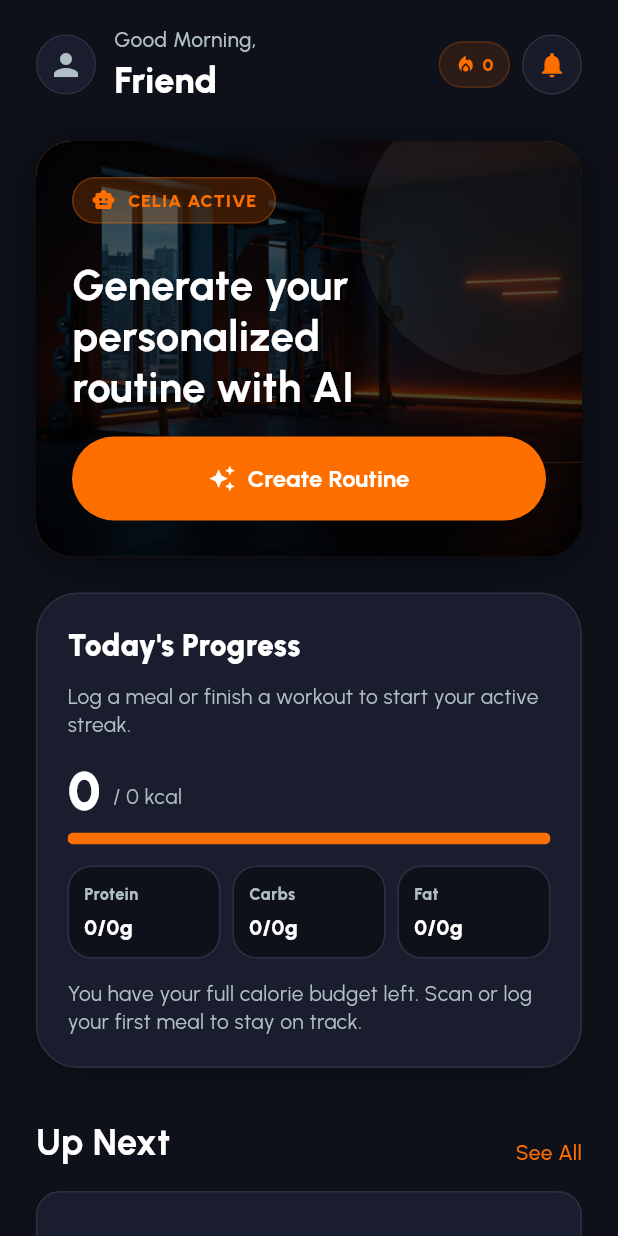
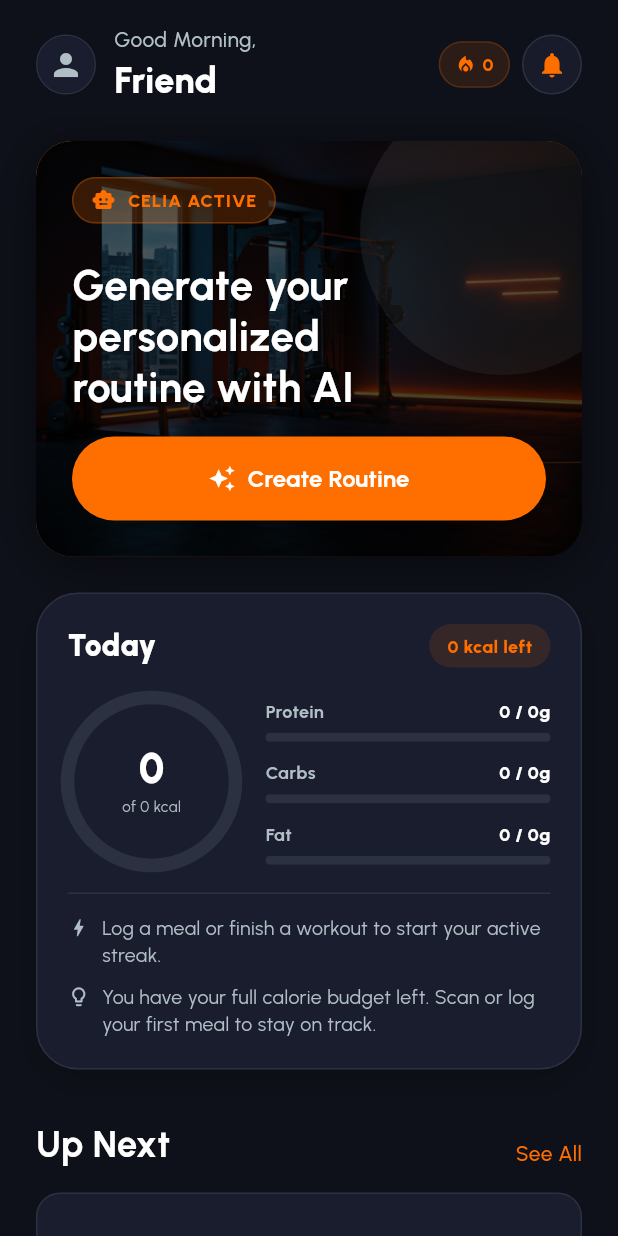
Before and after one commit to krixx646/celiia_Flutter, a Flutter app: the HomeScreen screen opened directly, on a phone screen of 412 x 824 dp. Run offline on Flutter 3.47's test engine with Material 3 defaults, Android fonts, the phone set to English and light mode, and no system bars; our stand-ins replace camera, chewie, cloud_firestore, firebase_auth, firebase_core, firebase_storage and 9 more; missing offline and left inert: firebase_app_check; accounts and stored records are empty.

Commit message:
Send repeat requests to the routine they already have
Generating the same workout twice left two identical routines in the
library, with nothing to say which one to open. Both creation paths (the
Create Routine sheet and Celia's create_routine tool) now compare the
exercise sequence against the routines the user can already reach and
hand back the original instead of storing a copy. Their own routines are
checked before the shared library, and older before newer, so a repeat
always lands on the first one rather than on a later copy.

Titles, cues and per-step seconds are excluded from the comparison: two
generations of one request differ in those constantly while being the
same session to perform.

Also reworks the two surfaces those numbers feed into. Today's Progress
reads as a calorie ring with macro bars beside it rather than a column of
fractions, and the profile stat row keeps its three columns aligned when
a label wraps.

Co-authored-by: Cursor <cursoragent@cursor.com>

```diff
--- a/lib/models/routine.dart
+++ b/lib/models/routine.dart
@@ -180,3 +180,12 @@ class UserRoutine {
 
   Map<String, dynamic> toJson() => _$UserRoutineToJson(this);
 }
+
+/// What came back from asking the backend for a routine: either a new one, or
+/// the original it pointed us at because that exact sequence already existed.
+class GeneratedRoutine {
+  const GeneratedRoutine({required this.routine, required this.alreadyExisted});
+
+  final Routine routine;
+  final bool alreadyExisted;
+}
--- a/lib/screens/home/home_screen.dart
+++ b/lib/screens/home/home_screen.dart
@@ -9,6 +9,7 @@ import '../../providers/theme_provider.dart';
 import '../../services/routine_thumbnail_resolver.dart';
 import '../../services/supabase_service.dart';
 import '../../utils/progress.dart';
+import '../../widgets/daily_progress_card.dart';
 import '../../widgets/generate_routine_sheet.dart';
 import '../routines/routine_detail_screen.dart';
 import '../routines/routine_player_screen.dart';
@@ -69,12 +70,7 @@ class _HomeScreenState extends State<HomeScreen> {
         child: Column(
           children: [
             // TopAppBar
-            _buildHeader(
-              theme,
-              userName,
-              user?.photoURL,
-              streakStats.streak,
-            ),
+            _buildHeader(theme, userName, user?.photoURL, streakStats.streak),
 
             // Main Content
             Expanded(
@@ -86,7 +82,10 @@ class _HomeScreenState extends State<HomeScreen> {
                     const SizedBox(height: 16),
                     _buildHeroSection(theme),
                     const SizedBox(height: 24),
-                    _buildDailyDashboard(theme, tracker, streakStats),
+                    DailyProgressCard(
+                      tracker: tracker,
+                      streakStats: streakStats,
+                    ),
                     const SizedBox(height: 32),
 
                     // Up Next Section
@@ -246,164 +245,6 @@ class _HomeScreenState extends State<HomeScreen> {
                 errorBuilder: (_, __, ___) => fallback,
               )
             : fallback,
-      ),
-    );
-  }
-
-  Widget _buildDailyDashboard(
-    ThemeProvider theme,
-    NutritionTrackerProvider tracker,
-    ActiveStreakStats streakStats,
-  ) {
-    final profile = tracker.profile;
-
-    return Container(
-      padding: const EdgeInsets.all(20),
-      decoration: BoxDecoration(
-        color: theme.surface,
-        borderRadius: BorderRadius.circular(28),
-        border: Border.all(color: theme.border),
-        boxShadow: [
-          BoxShadow(
-            color: Colors.black.withValues(
-              alpha: theme.isDarkMode ? 0.18 : 0.06,
-            ),
-            blurRadius: 20,
-            offset: const Offset(0, 8),
-          ),
-        ],
-      ),
-      child: Column(
-        crossAxisAlignment: CrossAxisAlignment.start,
-        children: [
-          Text(
-            'Today\'s Progress',
-            style: TextStyle(
-              color: theme.textPrimary,
-              fontSize: 20,
-              fontWeight: FontWeight.w900,
-            ),
-          ),
-          const SizedBox(height: 10),
-          Text(
-            buildStreakNudge(streakStats),
-            style: TextStyle(color: theme.textSecondary, height: 1.35),
-          ),
-          const SizedBox(height: 16),
-          if (profile == null)
-            Text(
-              'Set your nutrition goals to unlock calorie and macro tracking.',
-              style: TextStyle(color: theme.textSecondary, height: 1.4),
-            )
-          else ...[
-            Row(
-              crossAxisAlignment: CrossAxisAlignment.end,
-              children: [
-                Text(
-                  tracker.todayCalories.round().toString(),
-                  style: TextStyle(
-                    color: theme.textPrimary,
-                    fontSize: 36,
-                    fontWeight: FontWeight.w900,
-                    height: 1,
-                  ),
-                ),
-                const SizedBox(width: 8),
-                Padding(
-                  padding: const EdgeInsets.only(bottom: 4),
-                  child: Text(
-                    '/ ${profile.dailyCalories.round()} kcal',
-                    style: TextStyle(color: theme.textSecondary),
-                  ),
-                ),
-              ],
-            ),
-            const SizedBox(height: 10),
-            ClipRRect(
-              borderRadius: BorderRadius.circular(999),
-              child: LinearProgressIndicator(
-                minHeight: 8,
-                value: (tracker.todayCalories / profile.dailyCalories).clamp(
-                  0,
-                  1,
-                ),
-                backgroundColor: theme.border,
-                color: theme.accentOrange,
-              ),
-            ),
-            const SizedBox(height: 14),
-            Row(
-              children: [
-                _buildDashboardMacro(
-                  theme,
-                  'Protein',
-                  tracker.todayProtein,
-                  profile.dailyProteinGrams,
-                ),
-                const SizedBox(width: 8),
-                _buildDashboardMacro(
-                  theme,
-                  'Carbs',
-                  tracker.todayCarbs,
-                  profile.dailyCarbsGrams,
-                ),
-                const SizedBox(width: 8),
-                _buildDashboardMacro(
-                  theme,
-                  'Fat',
-                  tracker.todayFat,
-                  profile.dailyFatGrams,
-                ),
-              ],
-            ),
-            if (tracker.todayInsight != null) ...[
-              const SizedBox(height: 14),
-              Text(
-                tracker.todayInsight!.message,
-                style: TextStyle(color: theme.textSecondary, height: 1.35),
-              ),
-            ],
-          ],
-        ],
-      ),
-    );
-  }
-
-  Widget _buildDashboardMacro(
-    ThemeProvider theme,
-    String label,
-    double consumed,
-    double target,
-  ) {
-    return Expanded(
-      child: Container(
-        padding: const EdgeInsets.symmetric(horizontal: 10, vertical: 10),
-        decoration: BoxDecoration(
-          color: theme.background,
-          borderRadius: BorderRadius.circular(16),
-          border: Border.all(color: theme.border),
-        ),
-        child: Column(
-          crossAxisAlignment: CrossAxisAlignment.start,
-          children: [
-            Text(
-              label,
-              style: TextStyle(
-                color: theme.textSecondary,
-                fontSize: 11,
-                fontWeight: FontWeight.w800,
-              ),
-            ),
-            const SizedBox(height: 4),
-            Text(
-              '${consumed.round()}/${target.round()}g',
-              style: TextStyle(
-                color: theme.textPrimary,
-                fontWeight: FontWeight.w800,
-              ),
-            ),
-          ],
-        ),
       ),
     );
   }
--- /dev/null
+++ b/lib/widgets/daily_progress_card.dart
@@ -0,0 +1,314 @@
+import 'package:flutter/material.dart';
+import 'package:provider/provider.dart';
+
+import '../providers/nutrition_tracker_provider.dart';
+import '../providers/theme_provider.dart';
+import '../utils/progress.dart';
+
+/// Today's eating and activity at a glance: how far through the calorie budget
+/// the user is, how the macros are tracking against it, and the one line of
+/// coaching that is worth reading right now.
+class DailyProgressCard extends StatelessWidget {
+  const DailyProgressCard({
+    super.key,
+    required this.tracker,
+    required this.streakStats,
+  });
+
+  final NutritionTrackerProvider tracker;
+  final ActiveStreakStats streakStats;
+
+  @override
+  Widget build(BuildContext context) {
+    final theme = context.watch<ThemeProvider>();
+    final profile = tracker.profile;
+    final insight = tracker.todayInsight;
+
+    return Container(
+      padding: const EdgeInsets.all(20),
+      decoration: BoxDecoration(
+        color: theme.surface,
+        borderRadius: BorderRadius.circular(28),
+        border: Border.all(color: theme.border),
+        boxShadow: [
+          BoxShadow(
+            color: Colors.black.withValues(
+              alpha: theme.isDarkMode ? 0.18 : 0.06,
+            ),
+            blurRadius: 20,
+            offset: const Offset(0, 8),
+          ),
+        ],
+      ),
+      child: Column(
+        crossAxisAlignment: CrossAxisAlignment.start,
+        children: [
+          Row(
+            children: [
+              Expanded(
+                child: Text(
+                  'Today',
+                  style: TextStyle(
+                    color: theme.textPrimary,
+                    fontSize: 20,
+                    fontWeight: FontWeight.w900,
+                  ),
+                ),
+              ),
+              if (profile != null)
+                _BudgetPill(
+                  consumed: tracker.todayCalories,
+                  target: profile.dailyCalories,
+                ),
+            ],
+          ),
+          if (profile == null) ...[
+            const SizedBox(height: 14),
+            Text(
+              'Set your nutrition goals to unlock calorie and macro tracking.',
+              style: TextStyle(color: theme.textSecondary, height: 1.4),
+            ),
+          ] else ...[
+            const SizedBox(height: 20),
+            Row(
+              children: [
+                _CalorieRing(
+                  consumed: tracker.todayCalories,
+                  target: profile.dailyCalories,
+                ),
+                const SizedBox(width: 20),
+                Expanded(
+                  child: Column(
+                    children: [
+                      _MacroBar(
+                        label: 'Protein',
+                        consumed: tracker.todayProtein,
+                        target: profile.dailyProteinGrams,
+                        color: theme.accentOrange,
+                      ),
+                      const SizedBox(height: 12),
+                      _MacroBar(
+                        label: 'Carbs',
+                        consumed: tracker.todayCarbs,
+                        target: profile.dailyCarbsGrams,
+                        color: const Color(0xFF3B9EFF),
+                      ),
+                      const SizedBox(height: 12),
+                      _MacroBar(
+                        label: 'Fat',
+                        consumed: tracker.todayFat,
+                        target: profile.dailyFatGrams,
+                        color: const Color(0xFF00E475),
+                      ),
+                    ],
+                  ),
+                ),
+              ],
+            ),
+          ],
+          const SizedBox(height: 18),
+          Container(height: 1, color: theme.border),
+          const SizedBox(height: 14),
+          _CoachLine(
+            icon: streakStats.streak > 0
+                ? Icons.local_fire_department
+                : Icons.bolt_outlined,
+            iconColor: streakStats.streak > 0
+                ? theme.accentOrange
+                : theme.textSecondary,
+            text: buildStreakNudge(streakStats),
+          ),
+          if (insight != null) ...[
+            const SizedBox(height: 10),
+            _CoachLine(
+              icon: Icons.lightbulb_outline,
+              iconColor: theme.textSecondary,
+              text: insight.message,
+            ),
+          ],
+        ],
+      ),
+    );
+  }
+}
+
+/// How much of the day's calorie budget is left, or how far past it the user is.
+class _BudgetPill extends StatelessWidget {
+  const _BudgetPill({required this.consumed, required this.target});
+
+  final double consumed;
+  final double target;
+
+  @override
+  Widget build(BuildContext context) {
+    final theme = context.watch<ThemeProvider>();
+    final remaining = (target - consumed).round();
+    final over = remaining < 0;
+    final color = over ? const Color(0xFFFF6B6B) : theme.accentOrange;
+
+    return Container(
+      padding: const EdgeInsets.symmetric(horizontal: 12, vertical: 6),
+      decoration: BoxDecoration(
+        color: color.withValues(alpha: 0.12),
+        borderRadius: BorderRadius.circular(999),
+      ),
+      child: Text(
+        over ? '${-remaining} kcal over' : '$remaining kcal left',
+        style: TextStyle(
+          color: color,
+          fontSize: 12,
+          fontWeight: FontWeight.w800,
+        ),
+      ),
+    );
+  }
+}
+
+class _CalorieRing extends StatelessWidget {
+  const _CalorieRing({required this.consumed, required this.target});
+
+  final double consumed;
+  final double target;
+
+  @override
+  Widget build(BuildContext context) {
+    final theme = context.watch<ThemeProvider>();
+    // A zero target would otherwise divide to infinity on a half-set profile.
+    final ratio = target > 0 ? (consumed / target).clamp(0.0, 1.0) : 0.0;
+    final over = target > 0 && consumed > target;
+
+    return SizedBox(
+      width: 112,
+      height: 112,
+      child: Stack(
+        alignment: Alignment.center,
+        children: [
+          SizedBox.expand(
+            child: CircularProgressIndicator(
+              value: ratio.toDouble(),
+              strokeWidth: 9,
+              strokeCap: StrokeCap.round,
+              backgroundColor: theme.border,
+              color: over ? const Color(0xFFFF6B6B) : theme.accentOrange,
+            ),
+          ),
+          Column(
+            mainAxisSize: MainAxisSize.min,
+            children: [
+              Text(
+                consumed.round().toString(),
+                style: TextStyle(
+                  color: theme.textPrimary,
+                  fontSize: 28,
+                  fontWeight: FontWeight.w900,
+                  height: 1,
+                ),
+              ),
+              const SizedBox(height: 4),
+              Text(
+                'of ${target.round()} kcal',
+                style: TextStyle(color: theme.textSecondary, fontSize: 10),
+              ),
+            ],
+          ),
+        ],
+      ),
+    );
+  }
+}
+
+class _MacroBar extends StatelessWidget {
+  const _MacroBar({
+    required this.label,
+    required this.consumed,
+    required this.target,
+    required this.color,
+  });
+
+  final String label;
+  final double consumed;
+  final double target;
+  final Color color;
+
+  @override
+  Widget build(BuildContext context) {
+    final theme = context.watch<ThemeProvider>();
+    final ratio = target > 0 ? (consumed / target).clamp(0.0, 1.0) : 0.0;
+
+    return Column(
+      crossAxisAlignment: CrossAxisAlignment.start,
+      children: [
+        Row(
+          children: [
+            Expanded(
+              child: Text(
+                label,
+                style: TextStyle(
+                  color: theme.textSecondary,
+                  fontSize: 12,
+                  fontWeight: FontWeight.w700,
+                ),
+              ),
+            ),
+            Text(
+              '${consumed.round()} / ${target.round()}g',
+              style: TextStyle(
+                color: theme.textPrimary,
+                fontSize: 12,
+                fontWeight: FontWeight.w800,
+              ),
+            ),
+          ],
+        ),
+        const SizedBox(height: 6),
+        ClipRRect(
+          borderRadius: BorderRadius.circular(999),
+          child: LinearProgressIndicator(
+            minHeight: 6,
+            value: ratio.toDouble(),
+            backgroundColor: theme.border,
+            color: color,
+          ),
+        ),
+      ],
+    );
+  }
+}
+
+class _CoachLine extends StatelessWidget {
+  const _CoachLine({
+    required this.icon,
+    required this.iconColor,
+    required this.text,
+  });
+
+  final IconData icon;
+  final Color iconColor;
+  final String text;
+
+  @override
+  Widget build(BuildContext context) {
+    final theme = context.watch<ThemeProvider>();
+
+    return Row(
+      crossAxisAlignment: CrossAxisAlignment.start,
+      children: [
+        Padding(
+          padding: const EdgeInsets.only(top: 1),
+          child: Icon(icon, size: 15, color: iconColor),
+        ),
+        const SizedBox(width: 8),
+        Expanded(
+          child: Text(
+            text,
+            style: TextStyle(
+              color: theme.textSecondary,
+              fontSize: 13,
+              height: 1.35,
+            ),
+          ),
+        ),
+      ],
+    );
+  }
+}
```
Also changed, not shown: lib/models/celia_chat_message.dart (+17 -6 lines), lib/providers/routine_provider.dart (+20 -7 lines), lib/screens/profile/profile_screen.dart (+21 -5 lines), lib/services/supabase_service.dart (+8 -2 lines), lib/widgets/chat_message_bubble.dart (+10 -2 lines), lib/widgets/generate_routine_sheet.dart (+8 -4 lines), 6 other files.
